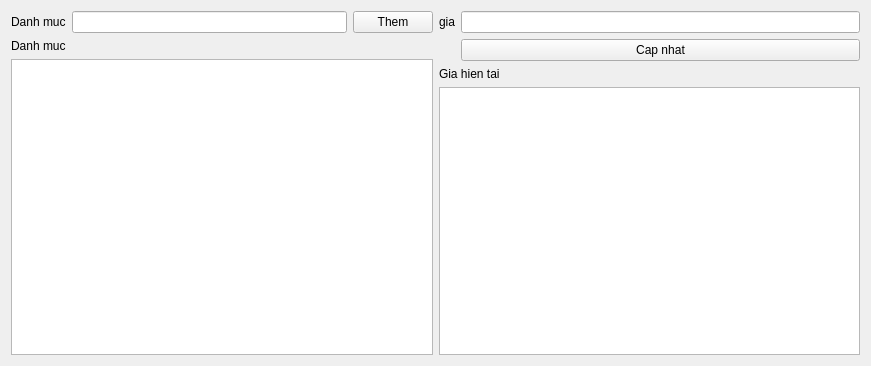
Old version of the form managegia.ui in the repository xdien/tcmr.
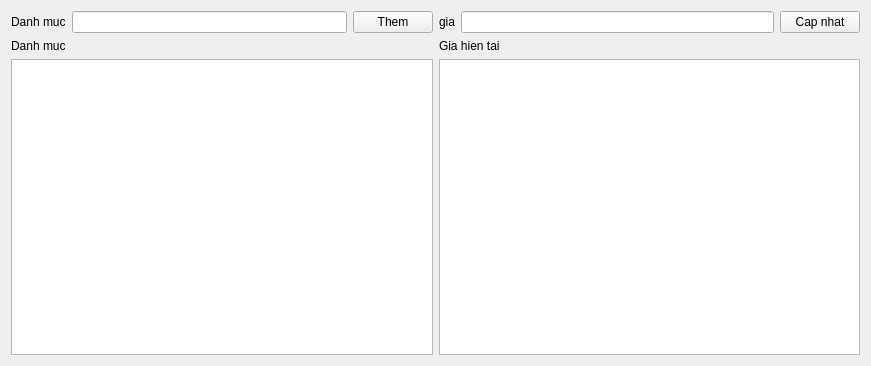
New version of the form.

Patch:
```diff
--- a/managegia.ui
+++ b/managegia.ui
@@ -67,7 +67,7 @@
        <item row="0" column="1">
         <widget class="QLineEdit" name="lineEdit_gia"/>
        </item>
-       <item row="1" column="1">
+       <item row="0" column="2">
         <widget class="QPushButton" name="pushButton_2">
          <property name="text">
           <string>Cap nhat</string>
@@ -81,7 +81,7 @@
        <item>
         <widget class="QLabel" name="label_3">
          <property name="text">
-          <string>Gia hien tai </string>
+          <string>Gia hien tai</string>
          </property>
         </widget>
        </item>
```
